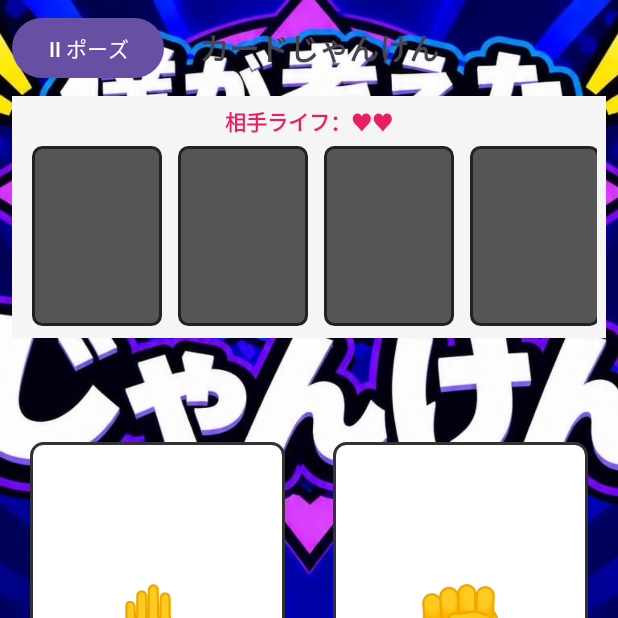
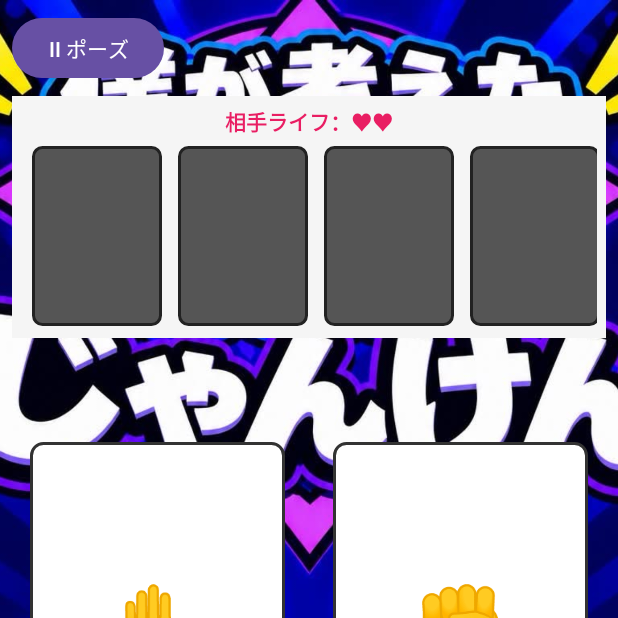
Before and after one commit to konan-pbl-2026/UnreasonableCard, an Android app: the screen it shows after launch (MainActivity), after a tap on an icon or button, on a phone screen of 412 x 824 dp, the top half of it. Run offline under Robolectric (Android 15) with nearby library versions, the phone set to English and light mode, and no system bars; 3 other taps on this screen came first.

Commit message:
ちいかわ

```diff
--- a/app/src/main/java/com/example/helloandroid/MainActivity.java
+++ b/app/src/main/java/com/example/helloandroid/MainActivity.java
@@ -75,9 +75,9 @@ public class MainActivity extends AppCompatActivity {
 
     // 特殊カード名
     private final String[] specialCardNames = {
-            "specialCard1",
-            "specialCard2",
-            "specialCard3"
+            "体力吸収",
+            "あとだし",
+            "勝敗逆転"
     };
 
     @Override
@@ -606,6 +606,7 @@ public class MainActivity extends AppCompatActivity {
         pauseButton.setEnabled(true);
 
         // ライフが0になった場合
+        finalResultText.setTextColor(Color.parseColor("#00C853"));
         if (playerLife <= 0 || enemyLife <= 0) {
 
             if (playerLife <= 0 && enemyLife <= 0) {
--- a/app/src/main/res/layout/screen_game.xml
+++ b/app/src/main/res/layout/screen_game.xml
@@ -21,15 +21,6 @@
             android:layout_width="wrap_content"
             android:layout_height="wrap_content"
             android:text="Ⅱ ポーズ" />
-
-        <TextView
-            android:layout_width="0dp"
-            android:layout_height="wrap_content"
-            android:layout_weight="1"
-            android:text="カードじゃんけん"
-            android:textSize="20sp"
-            android:textStyle="bold"
-            android:gravity="center" />
 
         <View
             android:layout_width="88dp"
--- a/app/src/main/res/layout/screen_result.xml
+++ b/app/src/main/res/layout/screen_result.xml
@@ -12,6 +12,7 @@
         android:layout_width="wrap_content"
         android:layout_height="wrap_content"
         android:text="対戦結果"
+        android:textColor="#00C853"
         android:textSize="28sp"
         android:textStyle="bold"
         android:layout_marginBottom="40dp" />
@@ -21,6 +22,7 @@
         android:layout_width="match_parent"
         android:layout_height="wrap_content"
         android:text="あなたのライフ：0"
+        android:textColor="#00C853"
         android:textSize="22sp"
         android:gravity="center"
         android:layout_marginBottom="20dp" />
@@ -30,6 +32,7 @@
         android:layout_width="match_parent"
         android:layout_height="wrap_content"
         android:text="相手のライフ：0"
+        android:textColor="#00C853"
         android:textSize="22sp"
         android:gravity="center"
         android:layout_marginBottom="40dp" />
```
Also changed, not shown: app/src/main/res/layout/screen_special.xml (+0 -9 lines).
